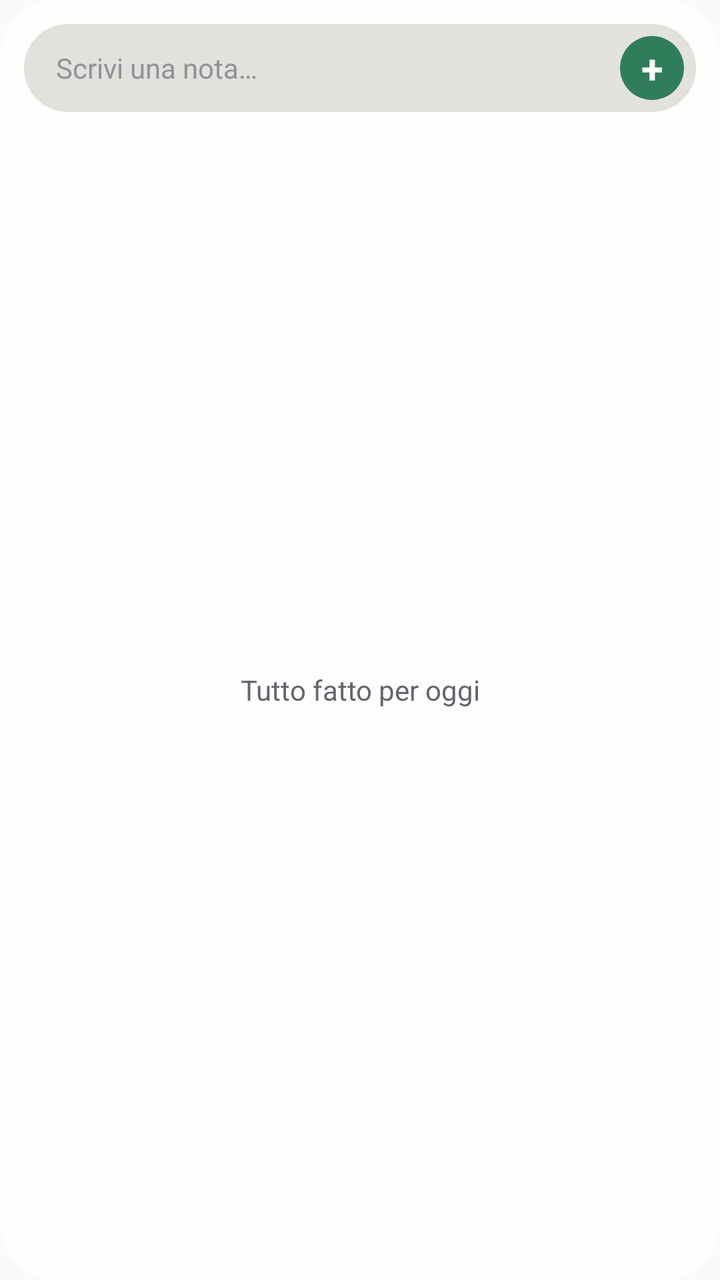
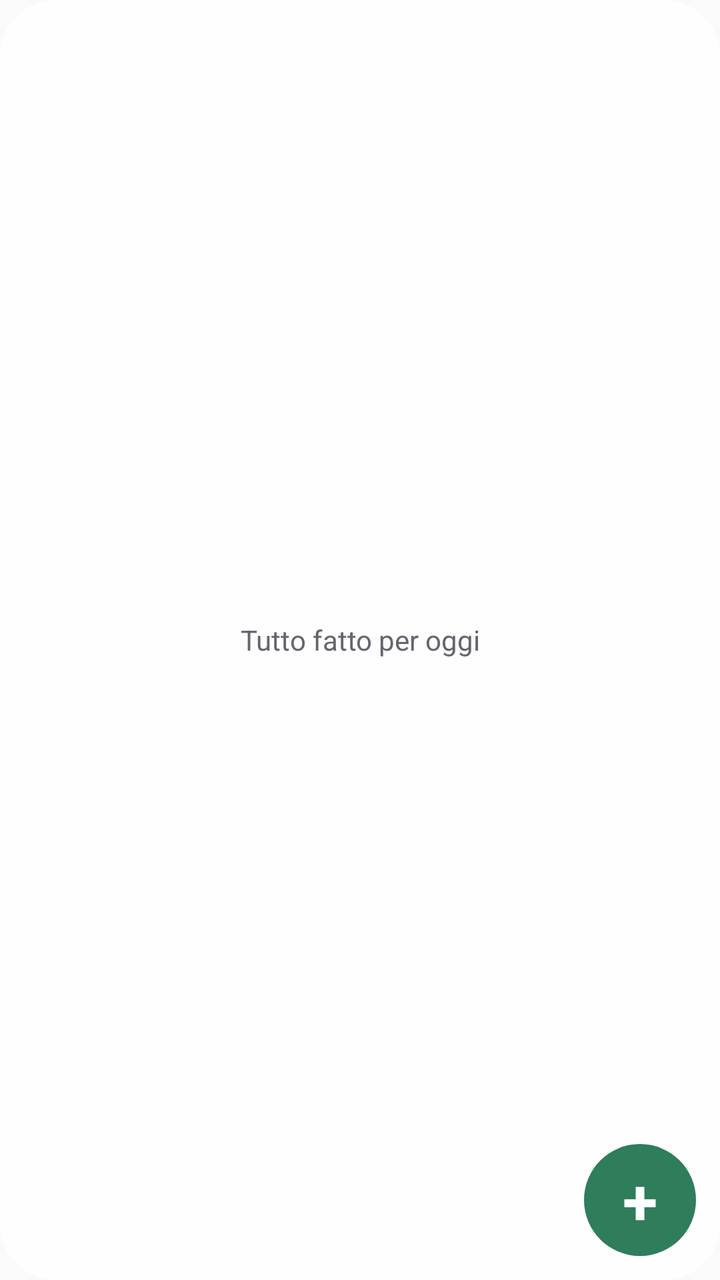

Two renders of the same Android screen: before a commit and after it. Below are the layout's source before the change and the commit's diff.
<!-- AndroidManifest.xml: application theme AppTheme -->
<!-- res/layout/widget_chiaro.xml -->
<?xml version="1.0" encoding="utf-8"?>
<LinearLayout xmlns:android="http://schemas.android.com/apk/res/android"
    android:layout_width="match_parent"
    android:layout_height="match_parent"
    android:orientation="vertical"
    android:padding="12dp"
    android:background="@drawable/widget_bg_c">

    <LinearLayout
        android:id="@+id/nota"
        android:layout_width="match_parent"
        android:layout_height="wrap_content"
        android:gravity="center_vertical"
        android:orientation="horizontal"
        android:paddingStart="16dp"
        android:paddingTop="6dp"
        android:paddingEnd="6dp"
        android:paddingBottom="6dp"
        android:background="@drawable/nota_bg_c">

        <TextView
            android:layout_width="0dp"
            android:layout_height="wrap_content"
            android:layout_weight="1"
            android:maxLines="1"
            android:text="@string/widget_scrivi"
            android:textColor="#919199"
            android:textSize="14sp" />

        <TextView
            android:layout_width="32dp"
            android:layout_height="32dp"
            android:gravity="center"
            android:background="@drawable/piu_bg_c"
            android:text="+"
            android:textColor="#FFFFFF"
            android:textSize="20sp"
            android:textStyle="bold" />
    </LinearLayout>

    <FrameLayout
        android:layout_width="match_parent"
        android:layout_height="0dp"
        android:layout_weight="1"
        android:layout_marginTop="6dp">

        <ListView
            android:id="@+id/lista"
            android:layout_width="match_parent"
            android:layout_height="match_parent"
            android:divider="@null"
            android:dividerHeight="0dp" />

        <TextView
            android:id="@+id/vuoto"
            android:layout_width="match_parent"
            android:layout_height="match_parent"
            android:gravity="center"
            android:text="@string/widget_vuoto"
            android:textColor="#65656E"
            android:textSize="14sp" />
    </FrameLayout>
</LinearLayout>
<!-- resources referenced by this layout -->
<resources>
  <!-- drawable nota_bg_c (drawable) -->
  <?xml version="1.0" encoding="utf-8"?>
  <shape xmlns:android="http://schemas.android.com/apk/res/android" android:shape="rectangle">
      <solid android:color="#E3E1DC" />
      <corners android:radius="999dp" />
  </shape>
  <!-- drawable piu_bg_c (drawable) -->
  <?xml version="1.0" encoding="utf-8"?>
  <shape xmlns:android="http://schemas.android.com/apk/res/android" android:shape="oval">
      <solid android:color="#2F7D5B" />
  </shape>
  <!-- drawable widget_bg_c (drawable) -->
  <?xml version="1.0" encoding="utf-8"?>
  <shape xmlns:android="http://schemas.android.com/apk/res/android" android:shape="rectangle">
      <solid android:color="#D9FFFFFF" />
      <corners android:radius="28dp" />
  </shape>
  <string name="widget_scrivi">Scrivi una nota…</string>
  <string name="widget_vuoto">Tutto fatto per oggi</string>
  <style name="AppTheme" parent="Theme.AppCompat.Light.DarkActionBar">
          
          <item name="colorPrimary">@color/colorPrimary</item>
          <item name="colorPrimaryDark">@color/colorPrimaryDark</item>
          <item name="colorAccent">@color/colorAccent</item>
      </style>
</resources>

<!-- the commit's change to res/layout/widget_chiaro.xml (unified diff, before → after) -->
@@ -1,63 +1,39 @@
 <?xml version="1.0" encoding="utf-8"?>
-<LinearLayout xmlns:android="http://schemas.android.com/apk/res/android"
+<FrameLayout xmlns:android="http://schemas.android.com/apk/res/android"
     android:layout_width="match_parent"
     android:layout_height="match_parent"
-    android:orientation="vertical"
-    android:padding="12dp"
+    android:padding="10dp"
     android:background="@drawable/widget_bg_c">
 
-    <LinearLayout
+    <ListView
+        android:id="@+id/lista"
+        android:layout_width="match_parent"
+        android:layout_height="match_parent"
+        android:clipToPadding="false"
+        android:divider="@null"
+        android:dividerHeight="0dp"
+        android:paddingBottom="64dp" />
+
+    <TextView
+        android:id="@+id/vuoto"
+        android:layout_width="match_parent"
+        android:layout_height="match_parent"
+        android:gravity="center"
+        android:text="@string/widget_vuoto"
+        android:textColor="#65656E"
+        android:textSize="14sp" />
+
+    <TextView
         android:id="@+id/nota"
-        android:layout_width="match_parent"
-        android:layout_height="wrap_content"
-        android:gravity="center_vertical"
-        android:orientation="horizontal"
-        android:paddingStart="16dp"
-        android:paddingTop="6dp"
-        android:paddingEnd="6dp"
-        android:paddingBottom="6dp"
-        android:background="@drawable/nota_bg_c">
-
-        <TextView
-            android:layout_width="0dp"
-            android:layout_height="wrap_content"
-            android:layout_weight="1"
-            android:maxLines="1"
-            android:text="@string/widget_scrivi"
-            android:textColor="#919199"
-            android:textSize="14sp" />
-
-        <TextView
-            android:layout_width="32dp"
-            android:layout_height="32dp"
-            android:gravity="center"
-            android:background="@drawable/piu_bg_c"
-            android:text="+"
-            android:textColor="#FFFFFF"
-            android:textSize="20sp"
-            android:textStyle="bold" />
-    </LinearLayout>
-
-    <FrameLayout
-        android:layout_width="match_parent"
-        android:layout_height="0dp"
-        android:layout_weight="1"
-        android:layout_marginTop="6dp">
-
-        <ListView
-            android:id="@+id/lista"
-            android:layout_width="match_parent"
-            android:layout_height="match_parent"
-            android:divider="@null"
-            android:dividerHeight="0dp" />
-
-        <TextView
-            android:id="@+id/vuoto"
-            android:layout_width="match_parent"
-            android:layout_height="match_parent"
-            android:gravity="center"
-            android:text="@string/widget_vuoto"
-            android:textColor="#65656E"
-            android:textSize="14sp" />
-    </FrameLayout>
-</LinearLayout>
+        android:layout_width="56dp"
+        android:layout_height="56dp"
+        android:layout_gravity="bottom|end"
+        android:layout_margin="2dp"
+        android:gravity="center"
+        android:background="@drawable/piu_bg_c"
+        android:contentDescription="@string/widget_scrivi"
+        android:text="+"
+        android:textColor="#FFFFFF"
+        android:textSize="32sp"
+        android:textStyle="bold" />
+</FrameLayout>
<!-- resource entries referenced after the edit -->
@@ -1,11 +1,5 @@
 <!-- resources referenced by this layout -->
 <resources>
-  <!-- drawable nota_bg_c (drawable) -->
-  <?xml version="1.0" encoding="utf-8"?>
-  <shape xmlns:android="http://schemas.android.com/apk/res/android" android:shape="rectangle">
-      <solid android:color="#E3E1DC" />
-      <corners android:radius="999dp" />
-  </shape>
   <!-- drawable piu_bg_c (drawable) -->
   <?xml version="1.0" encoding="utf-8"?>
   <shape xmlns:android="http://schemas.android.com/apk/res/android" android:shape="oval">
